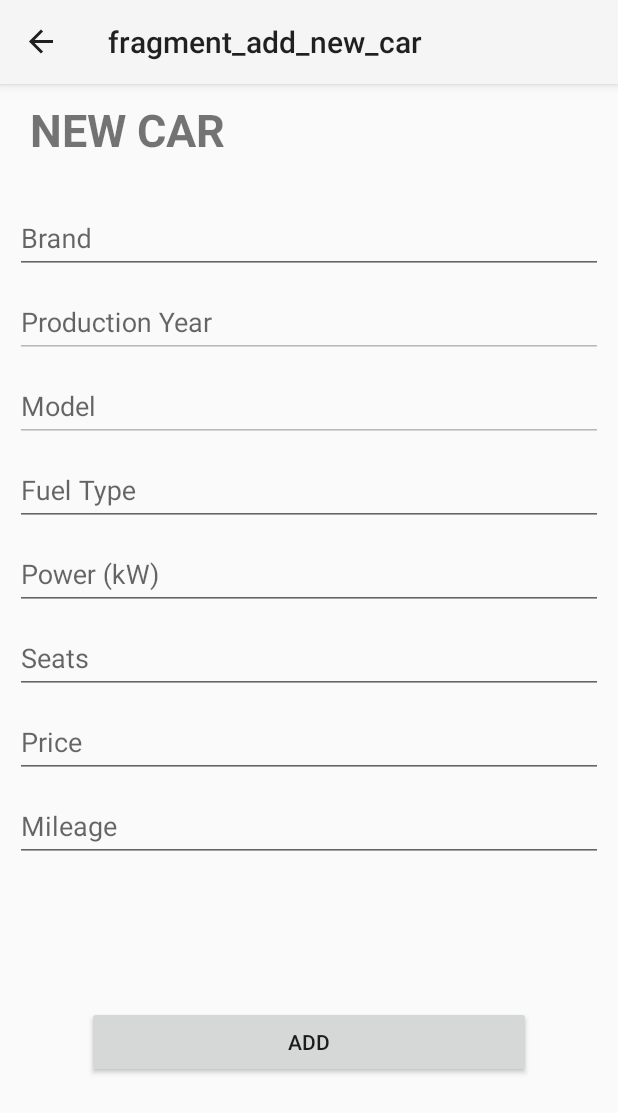
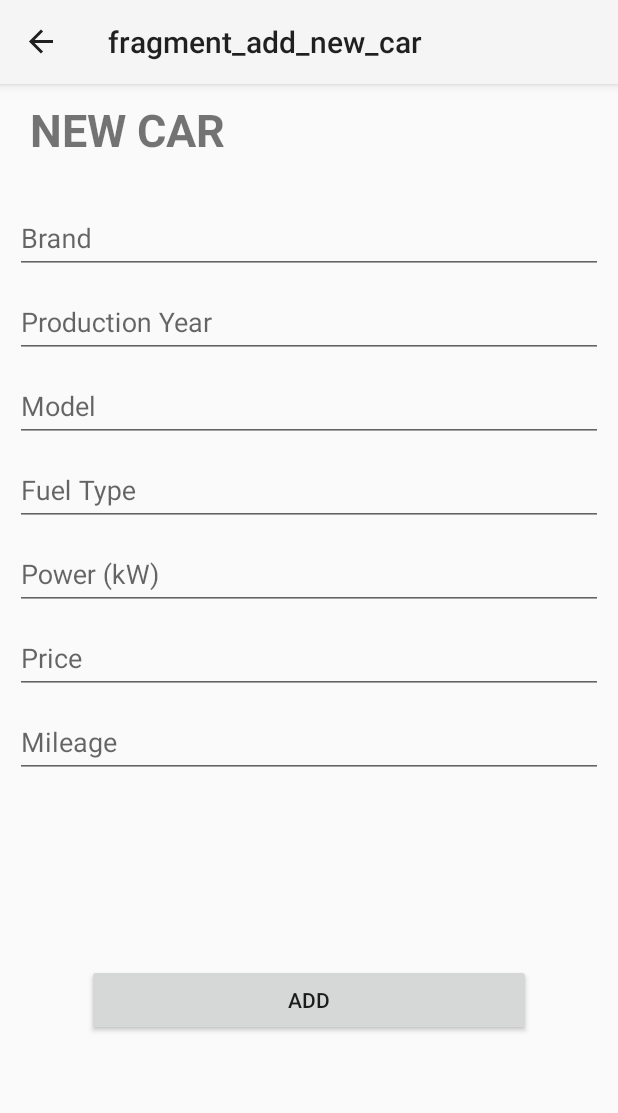
Before and after one commit to SchifName/MyGarage, an Android app: the AddNewCarFragment screen opened through its navigation route, on a phone screen of 412 x 824 dp. Shown: the top 1113 px of the screen. Run offline under Robolectric (Android 15) with nearby library versions, the phone set to English and light mode, and no system bars; our stand-ins replace navigation-ui.

Commit message:
(DONE) AddNewCarFragment 1.3

```diff
--- a/app/src/main/java/com/example/mygarage/ui/addCar/AddNewCarFragment.kt
+++ b/app/src/main/java/com/example/mygarage/ui/addCar/AddNewCarFragment.kt
@@ -1,7 +1,7 @@
 package com.example.mygarage.ui.addCar
 
-import androidx.lifecycle.ViewModelProvider
 import android.os.Bundle
+import android.util.Log
 import androidx.fragment.app.Fragment
 import android.view.LayoutInflater
 import android.view.View
@@ -12,15 +12,9 @@ import com.example.mygarage.BaseApplication
 import com.example.mygarage.R
 import com.example.mygarage.databinding.FragmentAddNewCarBinding
 import com.google.android.material.bottomnavigation.BottomNavigationView
-import com.google.android.material.snackbar.Snackbar
 
-//import com.google.android.material.snackbar.Snackbar
 
 class AddNewCarFragment : Fragment() {
-
-    /*companion object {
-        fun newInstance() = AddNewCarFragment()
-    }*/
 
     private lateinit var viewModel: AddNewCarViewModel
 
@@ -37,13 +31,8 @@ class AddNewCarFragment : Fragment() {
         inflater: LayoutInflater, container: ViewGroup?,
         savedInstanceState: Bundle?
     ): View? {
-        return inflater.inflate(R.layout.fragment_add_new_car, container, false)
-    }
-
-    override fun onActivityCreated(savedInstanceState: Bundle?) {
-        super.onActivityCreated(savedInstanceState)
-        viewModel = ViewModelProvider(this).get(AddNewCarViewModel::class.java)
-
+        _binding = FragmentAddNewCarBinding.inflate(inflater, container, false)
+        return binding.root
     }
 
     override fun onViewCreated(view: View, savedInstanceState: Bundle?) {
@@ -51,7 +40,9 @@ class AddNewCarFragment : Fragment() {
         val navBar: BottomNavigationView = requireActivity().findViewById(R.id.nav_view)
         navBar.visibility = View.GONE
         binding.apply {
-            buttonAddNewCar
+            buttonAddNewCar.setOnClickListener{
+                addNewCar()
+            }
         }
     }
 
@@ -62,7 +53,7 @@ class AddNewCarFragment : Fragment() {
                 YearOfProduction = binding.carYearAddText.text.toString().toInt(),
                 Model = binding.carModelAddText.text.toString(),
                 FuelType = binding.carFuelTypeAddText.text.toString(),
-                Power = Integer.parseInt(binding.carPowerAddText.getText().toString()),
+                Power = binding.carPowerAddText.text.toString().toInt(),
                 Price = binding.carPriceAddText.text.toString().toDouble(),
                 Mileage = binding.carMileageAddText.text.toString().toDouble(),
                 //Image = checkIfInsertIsNull(createBitmapFromView(binding.carImage1))
@@ -72,11 +63,7 @@ class AddNewCarFragment : Fragment() {
             actionAddNewCarFragmentToNavigationHome()
             findNavController().navigate(action)
         } else {
-            /*showCustomSnackBar(
-                binding.constraintLayoutAddNewCar,
-                getString(R.string.error_add_car_toast),
-                Snackbar.LENGTH_LONG
-            )*/
+            Log.d("error", "errore nella validità")
         }
     }
 
@@ -87,16 +74,12 @@ class AddNewCarFragment : Fragment() {
                 binding.carYearAddText.text.toString().toInt(),
                 binding.carModelAddText.text.toString(),
                 binding.carFuelTypeAddText.text.toString(),
-                Integer.parseInt(binding.carPowerAddText.getText().toString()),
+                binding.carPowerAddText.text.toString().toInt(),
                 binding.carPriceAddText.text.toString().toDouble(),
                 binding.carMileageAddText.text.toString().toDouble()
             )
         } catch (e: Exception) {
-            /*showCustomSnackBar(
-                binding.constraintLayoutAddNewCar,
-                getString(R.string.error_add_car_toast),
-                Snackbar.LENGTH_LONG
-            )*/
+            Log.d("error", "errore in isValidCar "+e)
             false
         }
     }
--- a/app/src/main/res/layout/fragment_add_new_car.xml
+++ b/app/src/main/res/layout/fragment_add_new_car.xml
@@ -34,7 +34,6 @@
             android:id="@+id/car_brand_add_text"
             android:layout_width="match_parent"
             android:layout_height="wrap_content"
-            android:focusable="false"
             android:hint="@string/brand_add"
             android:inputType="text"></com.google.android.material.textfield.TextInputEditText>
 
@@ -52,8 +51,6 @@
             android:layout_width="match_parent"
             android:layout_height="wrap_content"
             android:hint="@string/year_add"
-            android:focusable="false"
-            android:enabled="false"
             android:inputType="number">
         </com.google.android.material.textfield.TextInputEditText>
 
@@ -70,8 +67,6 @@
             android:id="@+id/car_model_add_text"
             android:layout_width="match_parent"
             android:layout_height="wrap_content"
-            android:focusable="false"
-            android:enabled="false"
             android:hint="@string/model_add"
             android:inputType="text">
         </com.google.android.material.textfield.TextInputEditText>
@@ -89,7 +84,6 @@
             android:id="@+id/car_fuel_type_add_text"
             android:layout_width="match_parent"
             android:layout_height="wrap_content"
-            android:focusable="false"
             android:hint="@string/fuel_type_add"
             android:inputType="text">
         </com.google.android.material.textfield.TextInputEditText>
@@ -114,29 +108,11 @@
     </com.google.android.material.textfield.TextInputLayout>
 
     <com.google.android.material.textfield.TextInputLayout
-        android:id="@+id/car_seats_add_label"
+        android:id="@+id/car_price_add_label"
         android:layout_width="match_parent"
         android:layout_height="wrap_content"
         app:layout_constraintStart_toStartOf="parent"
         app:layout_constraintTop_toBottomOf="@id/car_power_add_label">
-
-        <com.google.android.material.textfield.TextInputEditText
-            android:id="@+id/car_seats_add_text"
-            android:layout_width="match_parent"
-            android:layout_height="wrap_content"
-            android:hint="@string/seats_add"
-            android:maxLength="2"
-            android:inputType="number">
-        </com.google.android.material.textfield.TextInputEditText>
-
-    </com.google.android.material.textfield.TextInputLayout>
-
-    <com.google.android.material.textfield.TextInputLayout
-        android:id="@+id/car_price_add_label"
-        android:layout_width="match_parent"
-        android:layout_height="wrap_content"
-        app:layout_constraintStart_toStartOf="parent"
-        app:layout_constraintTop_toBottomOf="@id/car_seats_add_label">
 
         <com.google.android.material.textfield.TextInputEditText
             android:id="@+id/car_price_add_text"
```
